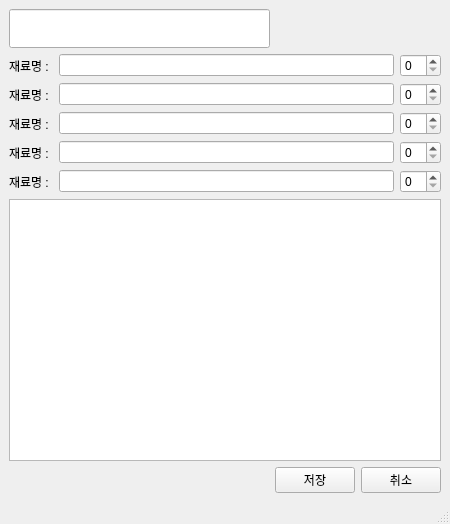
First picture: the form in OOP_Project_Qt/RecipeInputWindow.ui, repository Doho-K/OOP23_1, before the edit.
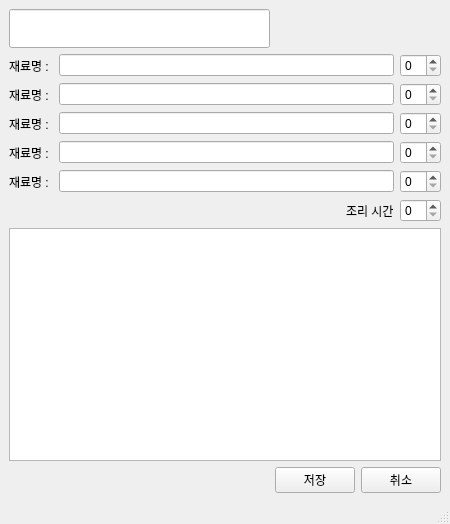
Second picture: the form after the edit.

```diff
--- a/OOP_Project_Qt/RecipeInputWindow.ui
+++ b/OOP_Project_Qt/RecipeInputWindow.ui
@@ -132,6 +132,33 @@
         </item>
        </layout>
       </item>
+      <item>
+       <layout class="QHBoxLayout" name="horizontalLayout_8">
+        <item>
+         <spacer name="horizontalSpacer_3">
+          <property name="orientation">
+           <enum>Qt::Horizontal</enum>
+          </property>
+          <property name="sizeHint" stdset="0">
+           <size>
+            <width>40</width>
+            <height>20</height>
+           </size>
+          </property>
+         </spacer>
+        </item>
+        <item>
+         <widget class="QLabel" name="cookTimeLable">
+          <property name="text">
+           <string>조리 시간</string>
+          </property>
+         </widget>
+        </item>
+        <item>
+         <widget class="QSpinBox" name="cookTime"/>
+        </item>
+       </layout>
+      </item>
      </layout>
     </item>
     <item>
```
